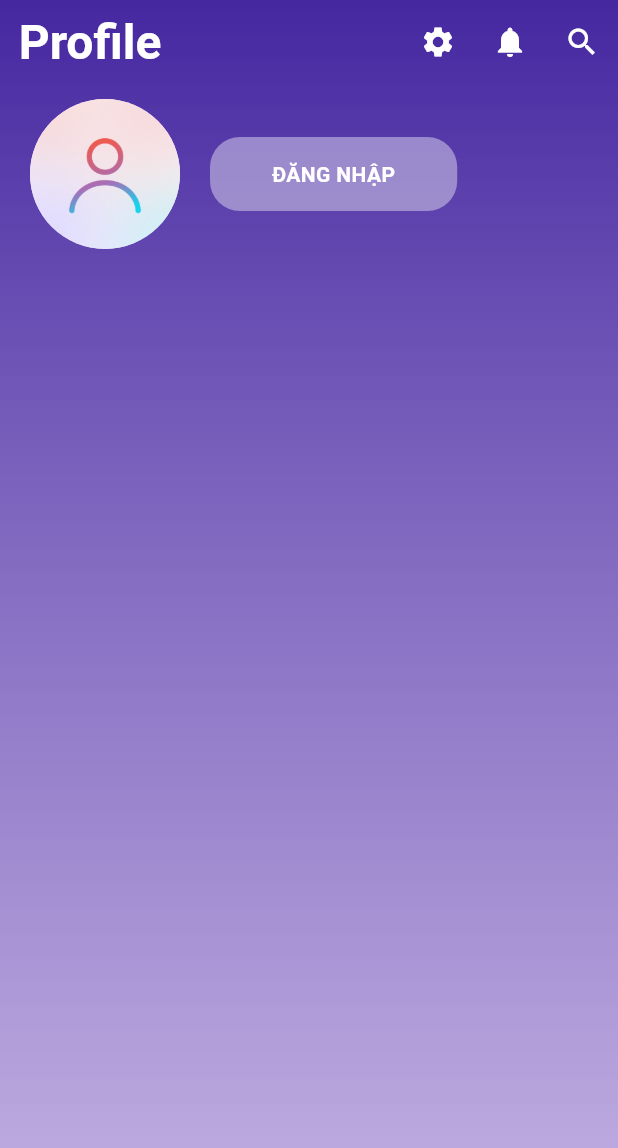
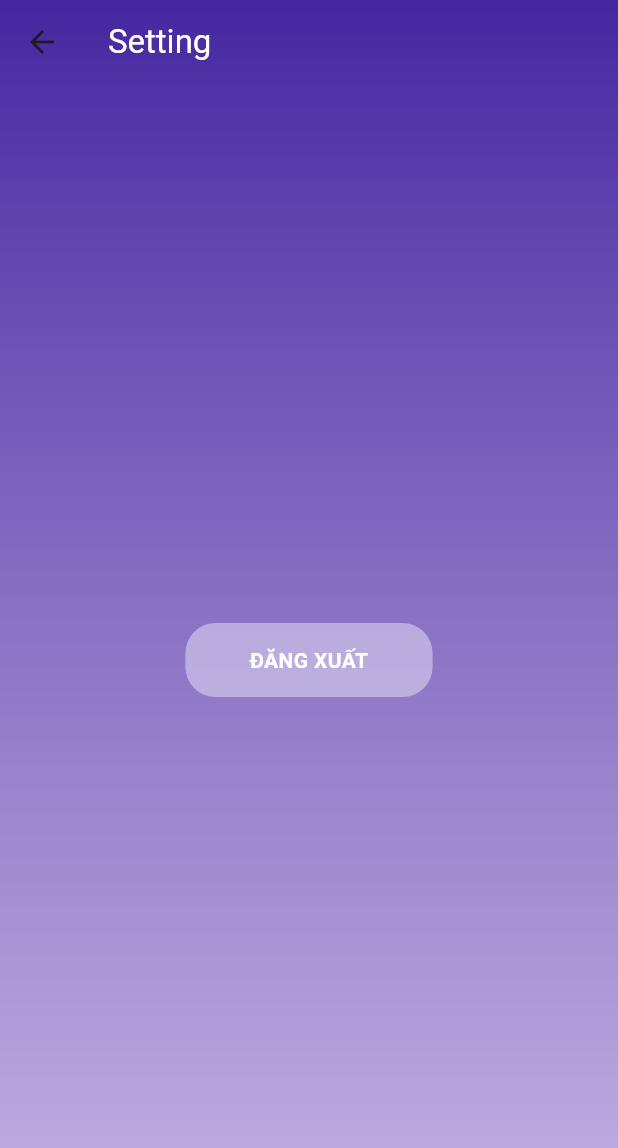
Before and after one commit to HoangVu669/Splendor_music, a Flutter app: the ProfileScreen screen opened by its route, after a tap on the "settings" icon, on a phone screen of 412 x 824 dp. Shown: the top 1148 px of the screen. Run offline on Flutter 3.47's test engine with Material 3 defaults, Android fonts, the phone set to English and light mode, and no system bars; our stand-ins replace file_picker, get, just_audio, rxdart, shared_preferences; accounts and stored records are empty; network calls fail.

Commit message:
fix upload

```diff
--- a/lib/controller/userProvider.dart
+++ b/lib/controller/userProvider.dart
@@ -7,4 +7,9 @@ class UserProvider extends ChangeNotifier {
     username = name;
     notifyListeners();
   }
+
+  void logout() {
+    username = null;
+    notifyListeners();
+  }
 }
--- a/lib/screen/SignUp_Screen.dart
+++ b/lib/screen/SignUp_Screen.dart
@@ -69,22 +69,17 @@ class _SignUpScreenState extends State<SignUpScreen> {
                   height: 20,
                 ),
                 LoginSignUpButton(context, "Sign Up", () async {
-                  // Thực hiện đăng ký
                   var result = await register(
                     _userNameTextController.text,
                     // _emailTextController.text,
                     _passwordTextController.text,
                   );
-                  // Kiểm tra kết quả đăng ký
                   if (result == true) {
-                    // Đăng ký thành công, chuyển hướng đến LogInScreen
                     Navigator.push(
                       context,
                       MaterialPageRoute(builder: (context) => LogInScreen()),
                     );
                   } else {
-                    // Đăng ký thất bại, xử lý thông báo hoặc hành động khác
-                    // Ví dụ: Hiển thị thông báo lỗi
                     ScaffoldMessenger.of(context).showSnackBar(
                       SnackBar(
                         content: Text('Registration failed! Please try again.'),
--- a/lib/screen/profile_screen.dart
+++ b/lib/screen/profile_screen.dart
@@ -2,6 +2,8 @@ import 'package:flutter/material.dart';
 import 'package:provider/provider.dart';
 import 'package:splendor_player/controller/userProvider.dart';
 import 'package:splendor_player/screen/Login_Screen.dart';
+import 'package:splendor_player/screen/setting_screen.dart';
+import 'package:splendor_player/screen/upload_screen.dart';
 
 class ProfileScreen extends StatefulWidget {
   const ProfileScreen({Key? key}) : super(key: key);
@@ -15,8 +17,8 @@ class _ProfileScreenState extends State<ProfileScreen> {
   Widget build(BuildContext context) {
     final userProvider = Provider.of<UserProvider>(context);
 
-    double Heigh = MediaQuery.of(context).size.height;
-    double Width = MediaQuery.of(context).size.width;
+    double height = MediaQuery.of(context).size.height;
+    double width = MediaQuery.of(context).size.width;
 
     return Container(
       decoration: BoxDecoration(
@@ -32,14 +34,14 @@ class _ProfileScreenState extends State<ProfileScreen> {
       child: Scaffold(
         backgroundColor: Colors.transparent,
         appBar: CustomAppBar(
-          onIcon1Pressed: () {
-            // Xử lý khi icon 1 được bấm
+          BtnSetting: () {
+            Navigator.push(context, MaterialPageRoute(builder: (context) => SettingScreen()));
           },
-          onIcon2Pressed: () {
-            // Xử lý khi icon 2 được bấm
+          BtnUpload: () {
+            Navigator.push(context, MaterialPageRoute(builder: (context) => UploadScreen()));
           },
-          onIcon3Pressed: () {
-            // Xử lý khi icon 3 được bấm
+          Btnsearch: () {
+
           },
         ),
         body: Container(
@@ -47,26 +49,37 @@ class _ProfileScreenState extends State<ProfileScreen> {
           child: Row(
             children: [
               CircleAvatar(
-                backgroundImage: AssetImage("assets/image/user-default.3ff115bb.png"),
+                backgroundImage:
+                    AssetImage("assets/image/user-default.3ff115bb.png"),
                 radius: 50,
               ),
               SizedBox(
                 width: 20,
               ),
+              if (userProvider.username != null) ...[
+                Text(
+                  userProvider.username!,
+                  style: Theme.of(context)
+                      .textTheme
+                      .bodyMedium
+                      ?.copyWith(fontWeight: FontWeight.bold),
+                ),
+              ] else ...[
                 InkWell(
                   onTap: () {
-                  Navigator.push(context, MaterialPageRoute(builder: (context) => LogInScreen()));
+                    Navigator.push(context,
+                        MaterialPageRoute(builder: (context) => LogInScreen()));
                   },
                   child: Container(
-                  width: Width * 0.4,
-                  height: Heigh * 0.06,
+                    width: width * 0.4,
+                    height: height * 0.06,
                     decoration: BoxDecoration(
                       borderRadius: BorderRadius.circular(20),
                       color: Colors.white.withOpacity(0.4),
                     ),
                     child: Center(
                       child: Text(
-                      userProvider.username ?? "ĐĂNG NHẬP",
+                        "ĐĂNG NHẬP",
                         style: Theme.of(context)
                             .textTheme
                             .bodyMedium
@@ -76,6 +89,7 @@ class _ProfileScreenState extends State<ProfileScreen> {
                   ),
                 ),
               ],
+            ],
           ),
         ),
       ),
@@ -83,18 +97,17 @@ class _ProfileScreenState extends State<ProfileScreen> {
   }
 }
 
-
 class CustomAppBar extends StatelessWidget implements PreferredSizeWidget {
   const CustomAppBar({
     Key? key,
-    required this.onIcon1Pressed,
-    required this.onIcon2Pressed,
-    required this.onIcon3Pressed,
+    required this.BtnSetting,
+    required this.BtnUpload,
+    required this.Btnsearch,
   }) : super(key: key);
 
-  final VoidCallback onIcon1Pressed;
-  final VoidCallback onIcon2Pressed;
-  final VoidCallback onIcon3Pressed;
+  final VoidCallback BtnSetting;
+  final VoidCallback BtnUpload;
+  final VoidCallback Btnsearch;
 
   @override
   Widget build(BuildContext context) {
@@ -116,21 +129,21 @@ class CustomAppBar extends StatelessWidget implements PreferredSizeWidget {
       ),
       actions: [
         IconButton(
-          onPressed: onIcon1Pressed,
+          onPressed: BtnSetting,
           icon: Icon(
             Icons.settings,
             color: Colors.white,
           ),
         ),
         IconButton(
-          onPressed: onIcon2Pressed,
+          onPressed: BtnUpload,
           icon: Icon(
-            Icons.notifications,
+            Icons.upload,
             color: Colors.white,
           ),
         ),
         IconButton(
-          onPressed: onIcon3Pressed,
+          onPressed: Btnsearch,
           icon: Icon(
             Icons.search,
             color: Colors.white,
--- /dev/null
+++ b/lib/screen/setting_screen.dart
@@ -0,0 +1,100 @@
+import 'package:flutter/material.dart';
+import 'package:provider/provider.dart';
+import 'package:splendor_player/controller/auth.dart';
+import 'package:splendor_player/controller/userProvider.dart';
+import 'package:splendor_player/screen/Main_Screen.dart';
+
+class SettingScreen extends StatefulWidget {
+  const SettingScreen({Key? key}) : super(key: key);
+
+  @override
+  State<SettingScreen> createState() => _SettingScreenState();
+}
+
+class _SettingScreenState extends State<SettingScreen> {
+  // Phương thức xử lý sự kiện đăng xuất
+  Future<void> handleLogout() async {
+    final userProvider = Provider.of<UserProvider>(context, listen: false);
+    bool loggedOut = await logout();
+    if (loggedOut) {
+      userProvider.logout();
+      Navigator.of(context).pushReplacement(
+        MaterialPageRoute(builder: (context) => MainScreen()),
+      );
+    } else {
+      showDialog(
+        context: context,
+        builder: (BuildContext context) {
+          return AlertDialog(
+            title: Text(
+              'Error',
+              style: TextStyle(color: Colors.black),
+            ),
+            content: Text(
+              'Bạn chưa đăng nhập',
+              style: TextStyle(color: Colors.black),
+            ),
+            actions: [
+              TextButton(
+                onPressed: () {
+                  Navigator.of(context).pop();
+                },
+                child: Text('OK'),
+              ),
+            ],
+          );
+        },
+      );
+    }
+  }
+
+  @override
+  Widget build(BuildContext context) {
+    double height = MediaQuery.of(context).size.height;
+    double width = MediaQuery.of(context).size.width;
+    return Container(
+      decoration: BoxDecoration(
+        gradient: LinearGradient(
+          begin: Alignment.topCenter,
+          end: Alignment.bottomCenter,
+          colors: [
+            Colors.deepPurple.shade800.withOpacity(1.0),
+            Colors.deepPurple.shade200.withOpacity(0.8)
+          ],
+        ),
+      ),
+      child: Scaffold(
+        backgroundColor: Colors.transparent,
+        appBar: AppBar(
+          backgroundColor: Colors.transparent,
+          title: Text(
+            "Setting",
+            style: TextStyle(color: Colors.white),
+          ),
+        ),
+        body: Center(
+          child: InkWell(
+            onTap: handleLogout,
+            child: Container(
+              width: width * 0.4,
+              height: height * 0.06,
+              decoration: BoxDecoration(
+                borderRadius: BorderRadius.circular(20),
+                color: Colors.white.withOpacity(0.4),
+              ),
+              child: Center(
+                child: Text(
+                  "ĐĂNG XUẤT",
+                  style: Theme.of(context)
+                      .textTheme
+                      .bodyMedium
+                      ?.copyWith(fontWeight: FontWeight.bold),
+                ),
+              ),
+            ),
+          ),
+        ),
+      ),
+    );
+  }
+}
--- a/pubspec.yaml
+++ b/pubspec.yaml
@@ -41,6 +41,8 @@ dependencies:
   rxdart: ^0.27.7
   http: ^1.2.1
   provider: ^6.1.2
+  shared_preferences: ^2.2.3
+  file_picker: ^8.0.3
 
 dev_dependencies:
   flutter_test:
```
Also changed, not shown: lib/controller/auth.dart (+32 -3 lines), lib/controller/rest_api.dart (+31 -0 lines), lib/screen/upload_screen.dart (added, +118 -0 lines), pubspec.lock, 1 other file. Lines whose indentation alone changed are shown as unchanged.
